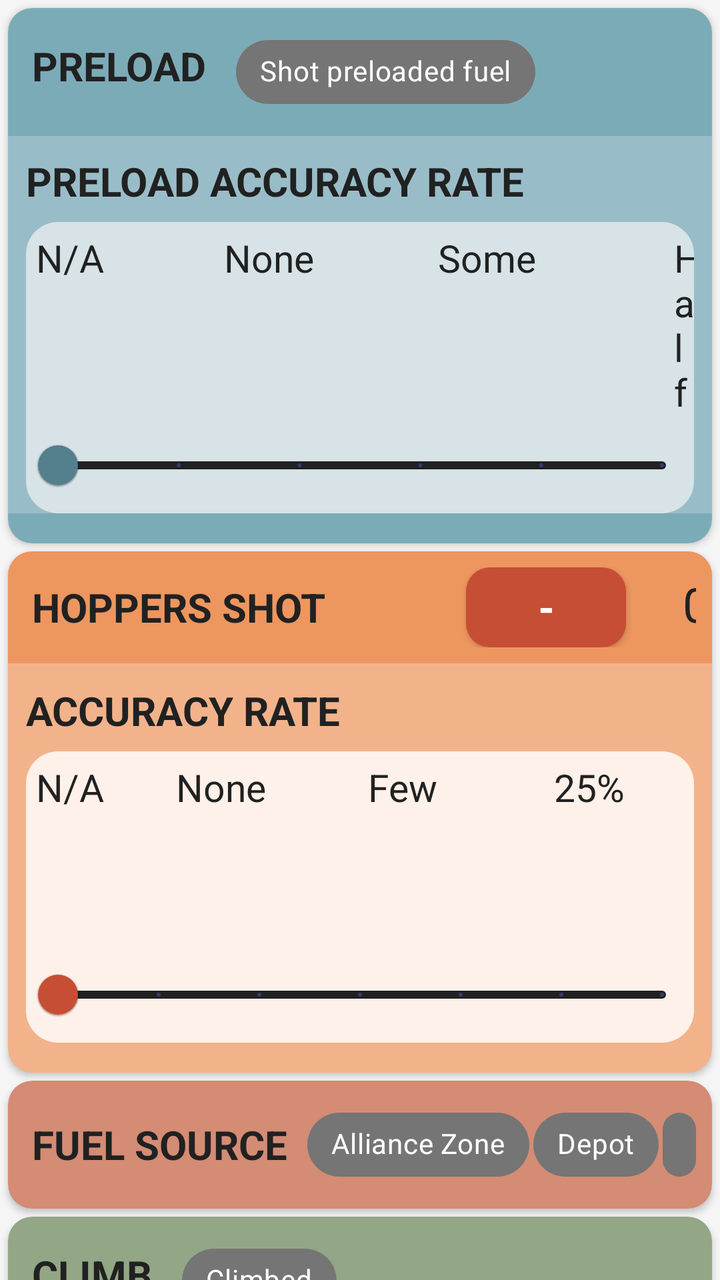
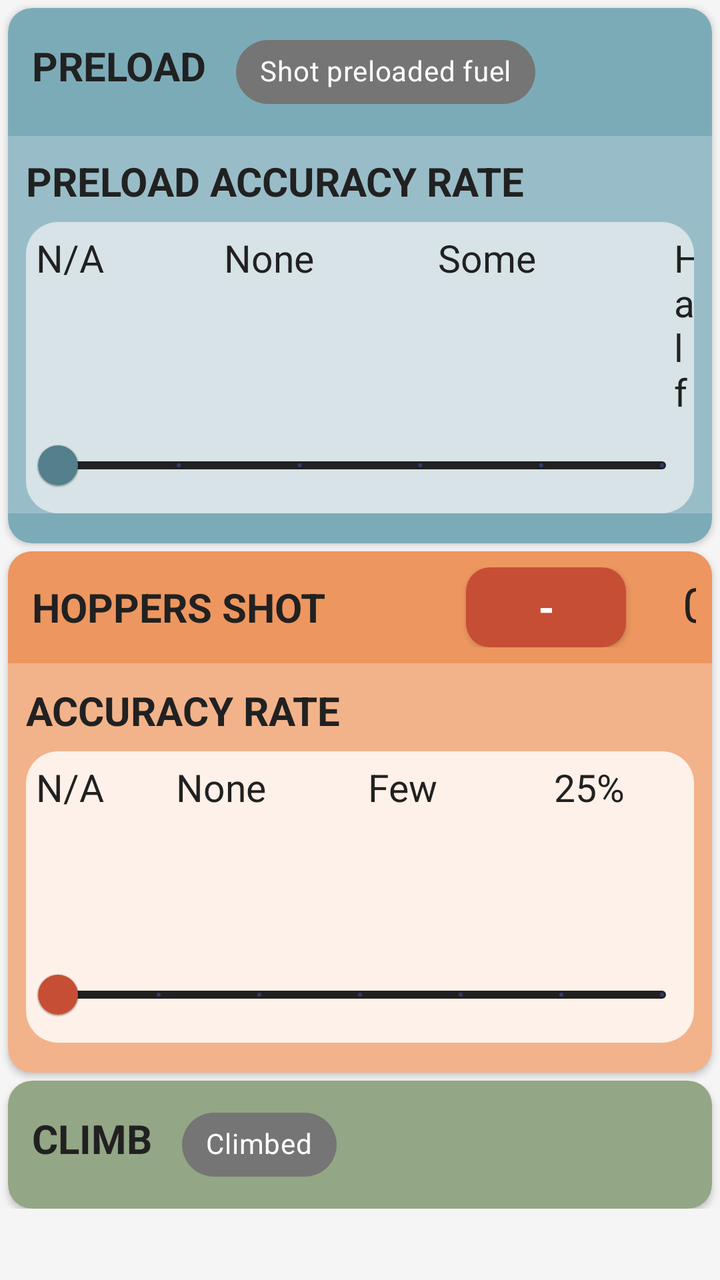

Two renders of the same Android screen: before a commit and after it. Below are the layout's source before the change and the commit's diff.
<!-- AndroidManifest.xml: application theme AppTheme -->
<!-- res/layout/auton_fragment.xml -->
<?xml version="1.0" encoding="utf-8"?>
<androidx.constraintlayout.widget.ConstraintLayout xmlns:android="http://schemas.android.com/apk/res/android"
    xmlns:app="http://schemas.android.com/apk/res-auto"
    android:layout_width="match_parent"
    android:layout_height="match_parent">

    <androidx.core.widget.NestedScrollView
        android:layout_width="match_parent"
        android:layout_height="match_parent"
        android:fillViewport="true"
        android:clipToPadding="false"
        android:paddingBottom="@dimen/scouting_scroll_bottom_nav__margin">

        
        <LinearLayout
            android:layout_width="match_parent"
            android:layout_height="wrap_content"
            android:orientation="vertical">

            
            
            <com.google.android.material.card.MaterialCardView
                android:layout_width="match_parent"
                android:layout_height="wrap_content"
                android:layout_marginHorizontal="@dimen/card_margin"
                android:layout_marginTop="@dimen/card_margin"
                app:cardBackgroundColor="#7CABB8"
                app:cardCornerRadius="12dp"
                app:cardElevation="2dp">

                <LinearLayout
                    android:layout_width="match_parent"
                    android:layout_height="wrap_content"
                    android:orientation="vertical">

                    
                    <LinearLayout
                        android:layout_width="match_parent"
                        android:layout_height="wrap_content"
                        android:orientation="horizontal"
                        android:padding="@dimen/section_padding">

                        <TextView
                            android:id="@+id/auton_preload_title"
                            android:layout_width="wrap_content"
                            android:layout_height="wrap_content"
                            android:layout_marginStart="4dp"
                            android:text="@string/preload_title"
                            android:textColor="@color/customTextPrimary"
                            android:textSize="@dimen/font_medium"
                            android:textStyle="bold" />

                        <com.google.android.material.chip.Chip
                            android:id="@+id/auton_preload_chip"
                            style="@style/CustomChipStyle"
                            android:layout_width="wrap_content"
                            android:layout_height="wrap_content"
                            android:layout_marginStart="15dp"
                            android:text="@string/shot_preloaded_fuel" />
                    </LinearLayout>
                    

                    
                    <LinearLayout
                        android:layout_width="match_parent"
                        android:layout_height="wrap_content"
                        android:background="#99BDC8"
                        android:layout_marginBottom="15dp"
                        android:orientation="vertical">

                        <TextView
                            android:layout_width="wrap_content"
                            android:layout_height="wrap_content"
                            android:layout_marginTop="9dp"
                            android:layout_marginStart="9dp"
                            android:text="PRELOAD ACCURACY RATE"
                            android:textColor="@color/customTextPrimary"
                            android:textSize="@dimen/font_medium"
                            android:textStyle="bold" />

                        
                        <LinearLayout
                            android:layout_width="match_parent"
                            android:layout_height="wrap_content"
                            android:layout_marginStart="9dp"
                            android:layout_marginTop="7dp"
                            android:layout_marginEnd="9dp"
                            android:background="@drawable/rounded_rect"
                            android:backgroundTint="#D7E3E6"
                            android:orientation="vertical">

                            <LinearLayout
                                android:layout_width="match_parent"
                                android:layout_height="wrap_content"
                                android:layout_marginTop="5dp"
                                android:orientation="horizontal">

                                <TextView
                                    android:layout_width="wrap_content"
                                    android:layout_height="wrap_content"
                                    android:layout_marginStart="5dp"
                                    android:text="N/A"
                                    android:textColor="@color/customTextPrimary"
                                    android:textSize="19sp" />

                                <TextView
                                    android:layout_width="wrap_content"
                                    android:layout_height="wrap_content"
                                    android:layout_marginStart="60dp"
                                    android:text="None"
                                    android:textColor="@color/customTextPrimary"
                                    android:textSize="19sp" />

                                <TextView
                                    android:layout_width="wrap_content"
                                    android:layout_height="wrap_content"
                                    android:layout_marginStart="62dp"
                                    android:text="Some"
                                    android:textColor="@color/customTextPrimary"
                                    android:textSize="19sp" />

                                <TextView
                                    android:layout_width="wrap_content"
                                    android:layout_height="wrap_content"
                                    android:layout_marginStart="69dp"
                                    android:text="Half"
                                    android:textColor="@color/customTextPrimary"
                                    android:textSize="19sp" />


                                <TextView
                                    android:layout_width="wrap_content"
                                    android:layout_height="wrap_content"
                                    android:layout_marginStart="67dp"
                                    android:text="Most"
                                    android:textColor="@color/customTextPrimary"
                                    android:textSize="19sp" />

                                <TextView
                                    android:layout_width="wrap_content"
                                    android:layout_height="wrap_content"
                                    android:layout_marginStart="70dp"
                                    android:text="All"
                                    android:textColor="@color/customTextPrimary"
                                    android:textSize="19sp" />


                            </LinearLayout>
                            

                            
                            <LinearLayout
                                android:layout_width="match_parent"
                                android:layout_height="wrap_content">

                                <com.google.android.material.slider.Slider
                                    android:id="@+id/auton_preload_accuracy_slider"
                                    android:layout_width="match_parent"
                                    android:layout_height="wrap_content"
                                    android:stepSize="1.0"
                                    android:value="0.0"
                                    android:valueFrom="0.0"
                                    android:valueTo="5.0"
                                    app:labelBehavior="gone"
                                    app:thumbColor="#547F8C"
                                    app:tickColorActive="#c64e34"
                                    app:trackColorActive="@color/customTextPrimary"
                                    app:trackColorInactive="@color/customTextPrimary" />
                            </LinearLayout>

                        </LinearLayout>
                        
                    </LinearLayout>
                </LinearLayout>
            </com.google.android.material.card.MaterialCardView>
            

            

            
            <com.google.android.material.card.MaterialCardView
                android:layout_width="match_parent"
                android:layout_height="wrap_content"
                android:layout_marginHorizontal="@dimen/card_margin"
                android:layout_marginTop="@dimen/card_margin"
                app:cardBackgroundColor="#F2B38B"
                app:cardCornerRadius="12dp"
                app:cardElevation="2dp">

                <LinearLayout
                    android:layout_width="match_parent"
                    android:layout_height="wrap_content"
                    android:orientation="vertical">

                    
                    <LinearLayout
                        android:layout_width="match_parent"
                        android:layout_height="wrap_content"
                        android:background="#ee965f"
                        android:orientation="horizontal"
                        android:padding="@dimen/section_padding">

                        <TextView
                            android:id="@+id/auton_hopper_label"
                            android:layout_width="wrap_content"
                            android:layout_height="23dp"
                            android:layout_marginStart="4dp"
                            android:text="@string/hoppers_shot"
                            android:textColor="@color/customTextPrimary"
                            android:textSize="@dimen/font_medium"
                            android:textStyle="bold" />

                        
                        <com.google.android.material.button.MaterialButton
                            android:id="@+id/auton_hopper_decr_button"
                            android:layout_width="80dp"
                            android:layout_height="40dp"
                            android:layout_marginStart="70dp"
                            android:insetTop="0dp"
                            android:insetBottom="0dp"
                            android:padding="0dp"
                            android:text="@string/decrease"
                            android:textAlignment="center"
                            android:textColor="@android:color/white"
                            android:textSize="@dimen/font_medium"
                            android:textStyle="bold"
                            app:backgroundTint="#c64e34" />
                        

                        <TextView
                            android:id="@+id/auton_hopper_total_text"
                            android:layout_width="70dp"
                            android:layout_height="wrap_content"
                            android:text="@string/hopper_count_total"
                            android:textAlignment="center"
                            android:textColor="@color/customTextPrimary"
                            android:textSize="@dimen/font_large" />

                        
                        <com.google.android.material.button.MaterialButton
                            android:id="@+id/auton_hopper_incr_button"
                            android:layout_width="80dp"
                            android:layout_height="40dp"
                            android:insetTop="0dp"
                            android:insetBottom="0dp"
                            android:padding="0dp"
                            android:text="@string/increase"
                            android:textAlignment="center"
                            android:textColor="@android:color/white"
                            android:textSize="@dimen/font_medium"
                            android:textStyle="bold"
                            app:backgroundTint="#c64e34" />
                        

                    </LinearLayout>
                    

                    
                    <TextView
                        android:layout_width="wrap_content"
                        android:layout_height="wrap_content"
                        android:layout_marginStart="9dp"
                        android:layout_marginTop="10dp"
                        android:text="ACCURACY RATE"
                        android:textColor="@color/customTextPrimary"
                        android:textSize="@dimen/font_medium"
                        android:textStyle="bold" />

                    <LinearLayout
                        android:layout_width="match_parent"
                        android:layout_height="wrap_content"
                        android:layout_marginStart="9dp"
                        android:layout_marginEnd="9dp"
                        android:layout_marginTop="7dp"
                        android:layout_marginBottom="15dp"
                        android:background="@drawable/rounded_rect"
                        android:backgroundTint="#fdf1e9"
                        android:orientation="vertical">

                        
                        <LinearLayout
                            android:layout_width="match_parent"
                            android:layout_height="wrap_content"
                            android:layout_marginTop="5dp"
                            android:orientation="horizontal"
                            >

                            <TextView
                                android:layout_width="wrap_content"
                                android:layout_height="wrap_content"
                                android:layout_marginStart="5dp"
                                android:text="N/A"
                                android:textColor="@color/customTextPrimary"
                                android:textSize="19sp" />

                            <TextView
                                android:layout_width="wrap_content"
                                android:layout_height="wrap_content"
                                android:layout_marginStart="36dp"
                                android:text="None"
                                android:textColor="@color/customTextPrimary"
                                android:textSize="19sp" />

                            <TextView
                                android:layout_width="wrap_content"
                                android:layout_height="wrap_content"
                                android:layout_marginStart="51dp"
                                android:text="Few"
                                android:textColor="@color/customTextPrimary"
                                android:textSize="19sp" />

                            <TextView
                                android:layout_width="wrap_content"
                                android:layout_height="wrap_content"
                                android:layout_marginStart="58dp"
                                android:text="25%"
                                android:textColor="@color/customTextPrimary"
                                android:textSize="19sp" />

                            <TextView
                                android:layout_width="wrap_content"
                                android:layout_height="wrap_content"
                                android:layout_marginStart="57dp"
                                android:text="50%"
                                android:textColor="@color/customTextPrimary"
                                android:textSize="19sp" />

                            <TextView
                                android:layout_width="wrap_content"
                                android:layout_height="wrap_content"
                                android:layout_marginStart="55dp"
                                android:text="75%"
                                android:textColor="@color/customTextPrimary"
                                android:textSize="19sp" />

                            <TextView
                                android:layout_width="wrap_content"
                                android:layout_height="wrap_content"
                                android:layout_marginStart="36dp"
                                android:text="Most"
                                android:textColor="@color/customTextPrimary"
                                android:textSize="19sp" />

                        </LinearLayout>

                        

                        
                        <LinearLayout
                            android:layout_width="match_parent"
                            android:layout_height="wrap_content">

                            <com.google.android.material.slider.Slider
                                android:id="@+id/auton_hopper_accuracy_slider"
                                android:layout_width="match_parent"
                                android:layout_height="wrap_content"
                                android:paddingStart="20dp"
                                android:stepSize="1.0"
                                android:value="0.0"
                                android:valueFrom="0.0"
                                android:valueTo="6.0"
                                app:labelBehavior="gone"
                                app:thumbColor="#c64e34"
                                app:tickColorActive="#c64e34"
                                app:trackColorActive="@color/customTextPrimary"
                                app:trackColorInactive="@color/customTextPrimary" />

                        </LinearLayout>
                        
                    </LinearLayout>

                </LinearLayout>
            </com.google.android.material.card.MaterialCardView>
            

            
            
            <com.google.android.material.card.MaterialCardView
                android:layout_width="match_parent"
                android:layout_height="wrap_content"
                android:layout_marginTop="@dimen/card_margin"
                android:layout_marginHorizontal="@dimen/card_margin"
                app:cardBackgroundColor="#D48C74"
                app:cardCornerRadius="12dp"
                app:cardElevation="2dp">

                <LinearLayout
                    android:layout_width="match_parent"
                    android:layout_height="wrap_content"
                    android:orientation="horizontal"
                    android:gravity="center_vertical"
                    android:padding="@dimen/section_padding">

                    <TextView
                        android:id="@+id/auton_fuel_source_label"
                        android:layout_width="wrap_content"
                        android:layout_height="wrap_content"
                        android:layout_marginStart="4dp"
                        android:text="@string/fuel_source"
                        android:textColor="@color/customTextPrimary"
                        android:textSize="@dimen/font_medium"
                        android:textStyle="bold" />

                    
                    <com.google.android.material.chip.Chip
                        android:id="@+id/auton_az_chip"
                        style="@style/CustomChipStyle"
                        android:layout_width="wrap_content"
                        android:layout_height="wrap_content"
                        android:layout_marginStart="10dp"
                        android:text="@string/alliance_zone" />

                    <com.google.android.material.chip.Chip
                        android:id="@+id/auton_depot_chip"
                        style="@style/CustomChipStyle"
                        android:layout_width="wrap_content"
                        android:layout_height="wrap_content"
                        android:layout_marginStart="2dp"
                        android:text="@string/depot" />

                    <com.google.android.material.chip.Chip
                        android:id="@+id/auton_outpost_chip"
                        style="@style/CustomChipStyle"
                        android:layout_width="wrap_content"
                        android:layout_height="wrap_content"
                        android:layout_marginStart="2dp"
                        android:text="@string/outpost" />

                    <com.google.android.material.chip.Chip
                        android:id="@+id/auton_nz_chip"
                        style="@style/CustomChipStyle"
                        android:layout_width="wrap_content"
                        android:layout_height="wrap_content"
                        android:layout_marginStart="2dp"
                        android:text="@string/neutral_zone" />

                    
                </LinearLayout>
            </com.google.android.material.card.MaterialCardView>
            

            
            
            <com.google.android.material.card.MaterialCardView
                android:id="@+id/auton_climb_position"
                android:layout_width="match_parent"
                android:layout_height="wrap_content"
                android:layout_marginTop="@dimen/card_margin"
                android:layout_marginHorizontal="@dimen/card_margin"
                app:cardBackgroundColor="#93A685"
                app:cardCornerRadius="12dp"
                app:cardElevation="2dp">

                <LinearLayout
                    android:layout_width="match_parent"
                    android:layout_height="wrap_content"
                    android:orientation="horizontal">

                    
                    <LinearLayout
                        android:layout_width="match_parent"
                        android:layout_height="wrap_content"
                        android:orientation="horizontal"
                        android:padding="@dimen/section_padding">

                        <TextView
                            android:id="@+id/auton_climb_title"
                            android:layout_width="wrap_content"
                            android:layout_height="wrap_content"
                            android:layout_marginStart="4dp"
                            android:text="@string/auton_climb_title"
                            android:textColor="@color/customTextPrimary"
                            android:textSize="@dimen/font_medium"
                            android:textStyle="bold" />

                        <com.google.android.material.chip.Chip
                            android:id="@+id/auton_climb_chip"
                            style="@style/CustomChipStyle"
                            android:layout_width="wrap_content"
                            android:layout_height="wrap_content"
                            android:layout_marginStart="15dp"
                            android:text="@string/auton_climb_chip" />
                    </LinearLayout>

                    
                </LinearLayout>
            </com.google.android.material.card.MaterialCardView>
            

        </LinearLayout>
        

    </androidx.core.widget.NestedScrollView>

</androidx.constraintlayout.widget.ConstraintLayout>
<!-- resources referenced by this layout -->
<resources>
  <color name="customTextPrimary">#212121</color>
  <dimen name="card_margin">4dp</dimen>
  <dimen name="font_large">24sp</dimen>
  <dimen name="font_medium">20sp</dimen>
  <dimen name="scouting_scroll_bottom_nav__margin">80dp</dimen>
  <dimen name="section_padding">8dp</dimen>
  <!-- drawable rounded_rect (drawable) -->
  <?xml version="1.0" encoding="utf-8"?>
  <shape xmlns:android="http://schemas.android.com/apk/res/android"
      android:shape="rectangle" >
  
      <solid android:color="#FFFFFF" />
  
      <corners
          android:topLeftRadius="16dp"
          android:topRightRadius="16dp"
          android:bottomLeftRadius="16dp"
          android:bottomRightRadius="16dp"/>
  
  </shape>
  <string name="alliance_zone">Alliance Zone</string>
  <string name="auton_climb_chip">Climbed</string>
  <string name="auton_climb_title">CLIMB</string>
  <string name="decrease">-</string>
  <string name="depot">Depot</string>
  <string name="fuel_source">FUEL SOURCE</string>
  <string name="hopper_count_total">0</string>
  <string name="hoppers_shot">HOPPERS SHOT</string>
  <string name="increase">+</string>
  <string name="neutral_zone">Neutral Zone</string>
  <string name="outpost">Outpost</string>
  <string name="preload_title">PRELOAD</string>
  <string name="shot_preloaded_fuel">Shot preloaded fuel</string>
  <style name="CustomChipStyle" parent="Widget.MaterialComponents.Chip.Filter">
          <item name="chipBackgroundColor">@color/chip_background_color</item>
          <item name="android:textColor">@android:color/white</item>
          <item name="chipStartPadding">6dp</item>
          <item name="chipEndPadding">6dp</item>
          <item name="textStartPadding">6dp</item>
          <item name="textEndPadding">6dp</item>
      </style>
  <color name="colorPrimary">#3F51B5</color>
  <color name="colorPrimaryVariant">#303F9F</color>
  <color name="colorOnPrimary">#FFFFFF</color>
  <color name="colorSecondary">#FFD700</color>
  <color name="colorOnSecondary">#3F51B5</color>
  <color name="backgroundColor">#F5F5F5</color>
  <color name="surfaceColor">#FFFFFF</color>
  <color name="colorOnSurface">#212121</color>
  <color name="colorOnBackground">#212121</color>
  <color name="errorColor">#B00020</color>
  <color name="colorOnError">#FFFFFF</color>
  <style name="AppSubtitle2" parent="TextAppearance.MaterialComponents.Subtitle2">
          <item name="android:textColor">@color/textSecondary</item>
      </style>
  <style name="ShapeAppearance.App.SmallComponent" parent="ShapeAppearance.MaterialComponents.SmallComponent">
          <item name="cornerFamily">rounded</item>
          <item name="cornerSize">12dp</item>
      </style>
  <style name="ShapeAppearance.App.MediumComponent" parent="ShapeAppearance.MaterialComponents.MediumComponent">
          <item name="cornerFamily">rounded</item>
          <item name="cornerSize">12dp</item>
      </style>
  <style name="RadioButtonTight" parent="Widget.MaterialComponents.CompoundButton.RadioButton">
          <item name="android:paddingTop">2dp</item>
          <item name="android:paddingBottom">2dp</item>
          <item name="android:minHeight">0dp</item>
      </style>
  <color name="textSecondary">#757575</color>
  <!-- unchanged entries left out for length: 1 -->
</resources>

<!-- the commit's change to res/layout/auton_fragment.xml (unified diff, before → after) -->
@@ -376,72 +376,6 @@
             
             
             <com.google.android.material.card.MaterialCardView
-                android:layout_width="match_parent"
-                android:layout_height="wrap_content"
-                android:layout_marginTop="@dimen/card_margin"
-                android:layout_marginHorizontal="@dimen/card_margin"
-                app:cardBackgroundColor="#D48C74"
-                app:cardCornerRadius="12dp"
-                app:cardElevation="2dp">
-
-                <LinearLayout
-                    android:layout_width="match_parent"
-                    android:layout_height="wrap_content"
-                    android:orientation="horizontal"
-                    android:gravity="center_vertical"
-                    android:padding="@dimen/section_padding">
-
-                    <TextView
-                        android:id="@+id/auton_fuel_source_label"
-                        android:layout_width="wrap_content"
-                        android:layout_height="wrap_content"
-                        android:layout_marginStart="4dp"
-                        android:text="@string/fuel_source"
-                        android:textColor="@color/customTextPrimary"
-                        android:textSize="@dimen/font_medium"
-                        android:textStyle="bold" />
-
-                    
-                    <com.google.android.material.chip.Chip
-                        android:id="@+id/auton_az_chip"
-                        style="@style/CustomChipStyle"
-                        android:layout_width="wrap_content"
-                        android:layout_height="wrap_content"
-                        android:layout_marginStart="10dp"
-                        android:text="@string/alliance_zone" />
-
-                    <com.google.android.material.chip.Chip
-                        android:id="@+id/auton_depot_chip"
-                        style="@style/CustomChipStyle"
-                        android:layout_width="wrap_content"
-                        android:layout_height="wrap_content"
-                        android:layout_marginStart="2dp"
-                        android:text="@string/depot" />
-
-                    <com.google.android.material.chip.Chip
-                        android:id="@+id/auton_outpost_chip"
-                        style="@style/CustomChipStyle"
-                        android:layout_width="wrap_content"
-                        android:layout_height="wrap_content"
-                        android:layout_marginStart="2dp"
-                        android:text="@string/outpost" />
-
-                    <com.google.android.material.chip.Chip
-                        android:id="@+id/auton_nz_chip"
-                        style="@style/CustomChipStyle"
-                        android:layout_width="wrap_content"
-                        android:layout_height="wrap_content"
-                        android:layout_marginStart="2dp"
-                        android:text="@string/neutral_zone" />
-
-                    
-                </LinearLayout>
-            </com.google.android.material.card.MaterialCardView>
-            
-
-            
-            
-            <com.google.android.material.card.MaterialCardView
                 android:id="@+id/auton_climb_position"
                 android:layout_width="match_parent"
                 android:layout_height="wrap_content"
<!-- resource entries referenced after the edit -->
@@ -20,17 +20,12 @@
           android:bottomRightRadius="16dp"/>
   
   </shape>
-  <string name="alliance_zone">Alliance Zone</string>
   <string name="auton_climb_chip">Climbed</string>
   <string name="auton_climb_title">CLIMB</string>
   <string name="decrease">-</string>
-  <string name="depot">Depot</string>
-  <string name="fuel_source">FUEL SOURCE</string>
   <string name="hopper_count_total">0</string>
   <string name="hoppers_shot">HOPPERS SHOT</string>
   <string name="increase">+</string>
-  <string name="neutral_zone">Neutral Zone</string>
-  <string name="outpost">Outpost</string>
   <string name="preload_title">PRELOAD</string>
   <string name="shot_preloaded_fuel">Shot preloaded fuel</string>
   <style name="CustomChipStyle" parent="Widget.MaterialComponents.Chip.Filter">
